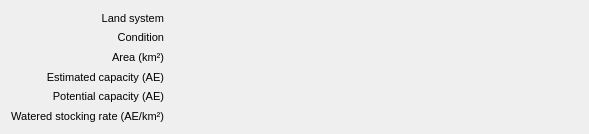
This is mlapp/src/widgets/paddock_land_system_details/paddock_land_system_details_base.ui in Trailmarker/paddock-power as Qt 5 draws it before an edit. The edited form follows.
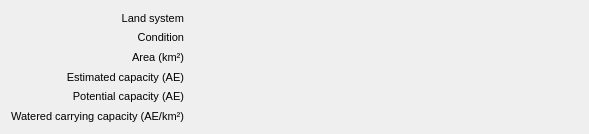
This is the edited form. Custom widgets are drawn as their Qt base class.

Commit message: remove the 'stocking rate' terminology from the UX (PP=70)

Diff of the .ui file:
```diff
--- a/mlapp/src/widgets/paddock_land_system_details/paddock_land_system_details_base.ui
+++ b/mlapp/src/widgets/paddock_land_system_details/paddock_land_system_details_base.ui
@@ -75,7 +75,7 @@
         </font>
        </property>
        <property name="text">
-        <string notr="true">Watered stocking rate (AE/km²)</string>
+        <string notr="true">Watered carrying capacity (AE/km²)</string>
        </property>
        <property name="alignment">
         <set>Qt::AlignRight|Qt::AlignTrailing|Qt::AlignVCenter</set>
```
The commit also changes 1 other file.
